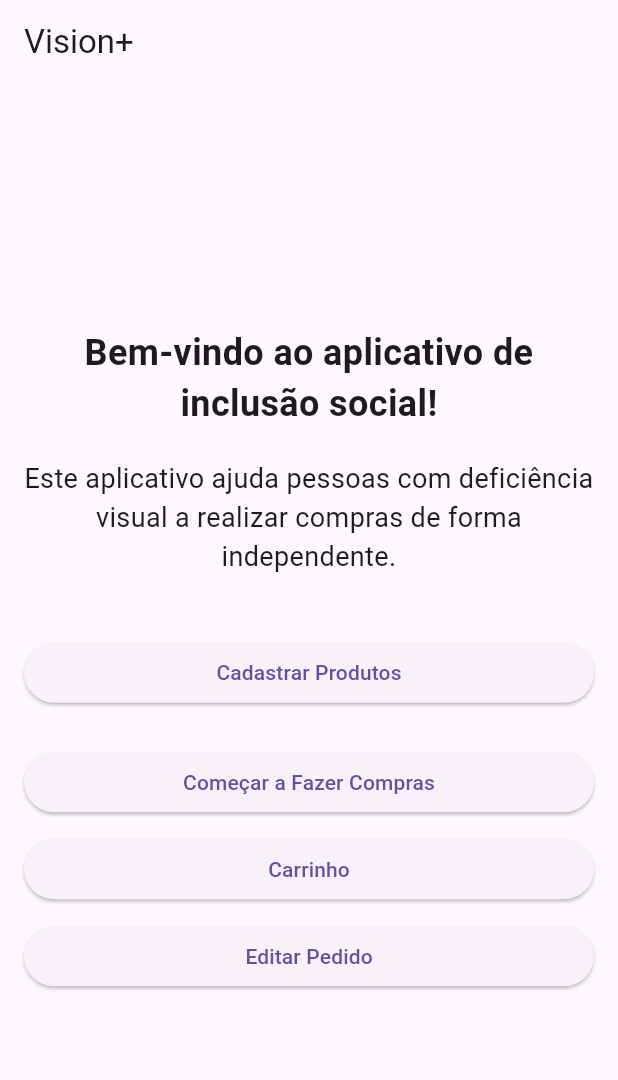
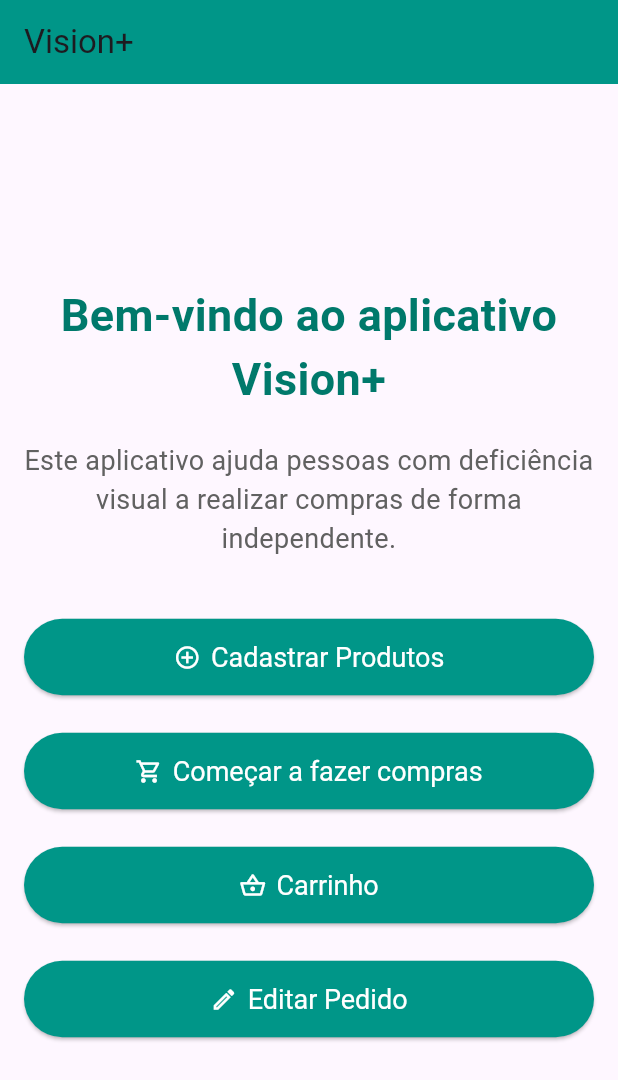
Before and after one commit to GabrieLlussi/AppVision, a Flutter app: the screen it shows after launch, on a phone screen of 412 x 824 dp. Shown: the top 1080 px of the screen. Run offline on Flutter 3.47's test engine with Material 3 defaults, Android fonts, the phone set to English and light mode, and no system bars; our stand-ins replace cloud_firestore, firebase_core; accounts and stored records are empty.

Commit message:
Tela Inicial v1

```diff
--- a/projetomobile/lib/carrinho/carrinho.dart
+++ b/projetomobile/lib/carrinho/carrinho.dart
@@ -1,6 +1,7 @@
 import 'package:flutter/material.dart';
 import 'dart:io';
 import 'package:path_provider/path_provider.dart';
+// ignore: unused_import
 import 'dart:convert';
 
 class Carrinho extends StatefulWidget {
--- a/projetomobile/lib/main.dart
+++ b/projetomobile/lib/main.dart
@@ -33,6 +33,7 @@ class HomePage extends StatelessWidget {
     return Scaffold(
       appBar: AppBar(
         title: Text('Vision+'),
+        backgroundColor: Colors.teal,
       ),
       body: Padding(
         padding: const EdgeInsets.all(16.0),
@@ -41,18 +42,18 @@ class HomePage extends StatelessWidget {
           crossAxisAlignment: CrossAxisAlignment.stretch,
           children: <Widget>[
             Text(
-              'Bem-vindo ao aplicativo de inclusão social!',
+              'Bem-vindo ao aplicativo Vision+ ',
               textAlign: TextAlign.center,
-              style: TextStyle(fontSize: 24.0, fontWeight: FontWeight.bold),
+              style: TextStyle(fontSize: 30.0, fontWeight: FontWeight.bold, color: Colors.teal[700]),
             ),
             SizedBox(height: 20),
             Text(
               'Este aplicativo ajuda pessoas com deficiência visual a realizar compras de forma independente.',
               textAlign: TextAlign.center,
-              style: TextStyle(fontSize: 18.0),
+              style: TextStyle(fontSize: 18.0, color: Colors.grey[700]),
             ),
             SizedBox(height: 40),
-            ElevatedButton(
+            ElevatedButton.icon(
               onPressed: () {
                 // Navegar para a tela de cadastro de produtos
                 Navigator.push(
@@ -60,10 +61,17 @@ class HomePage extends StatelessWidget {
                   MaterialPageRoute(builder: (context) => TelaCadastroProduto()),
                 );
               },
-              child: Text('Cadastrar Produtos'),
+              icon: Icon(Icons.add_circle_outline),
+              label: Text('Cadastrar Produtos'),
+              style: ElevatedButton.styleFrom(
+                backgroundColor: Colors.teal, //Cor do botão
+                foregroundColor: Colors.white, //Cor do texto
+                padding: EdgeInsets.symmetric(vertical: 15.0),
+                textStyle: TextStyle(fontSize: 18.0),
+              ),
             ),
             SizedBox(height: 25),
-            ElevatedButton(
+            ElevatedButton.icon(
               onPressed: () {
                 // Navegar para a tela de carrinho de compras
                 Navigator.push(
@@ -71,10 +79,17 @@ class HomePage extends StatelessWidget {
                   MaterialPageRoute(builder: (context) => CarrinhoPage()),
                 );
               },
-              child: Text('Começar a Fazer Compras'),
+              icon: Icon(Icons.shopping_cart_outlined),
+              label: Text('Começar a fazer compras'),
+              style: ElevatedButton.styleFrom(
+                backgroundColor: Colors.teal, //Cor do botão
+                foregroundColor: Colors.white, //Cor do texto
+                padding: EdgeInsets.symmetric(vertical: 15.0),
+                textStyle: TextStyle(fontSize: 18.0),
+              ),
             ),
-            SizedBox(height: 10),
-            ElevatedButton(
+            SizedBox(height: 25),
+            ElevatedButton.icon(
               onPressed: () {
                 // Navegar para a tela do carrinho
                 Navigator.push(
@@ -82,10 +97,17 @@ class HomePage extends StatelessWidget {
                   MaterialPageRoute(builder: (context) => Carrinho()),
                 );
               },
-              child: Text('Carrinho'),
+              icon: Icon(Icons.shopping_basket_outlined),
+              label: Text('Carrinho'),
+              style: ElevatedButton.styleFrom(
+                backgroundColor: Colors.teal, // Cor do botão
+                foregroundColor: Colors.white, // Cor do texto
+                padding: EdgeInsets.symmetric(vertical: 15.0),
+                textStyle: TextStyle(fontSize: 18.0),
+              ),
             ),
-            SizedBox(height: 10),
-            ElevatedButton(
+            SizedBox(height: 25),
+            ElevatedButton.icon(
               onPressed: () {
                 // Navegar para a tela de edição de produtos
                 Navigator.push(
@@ -93,7 +115,14 @@ class HomePage extends StatelessWidget {
                   MaterialPageRoute(builder: (context) => TelaListaProdutos()),
                 );
               },
-              child: Text('Editar Pedido'),  // Botão para editar pedidos
+              icon: Icon(Icons.edit_outlined),
+              label: Text('Editar Pedido'),
+              style: ElevatedButton.styleFrom(
+                backgroundColor: Colors.teal, // Cor do botão
+                foregroundColor: Colors.white, // Cor do texto
+                padding: EdgeInsets.symmetric(vertical: 15.0),
+                textStyle: TextStyle(fontSize: 18.0),
+            ),
             ),
           ],
         ),
```
